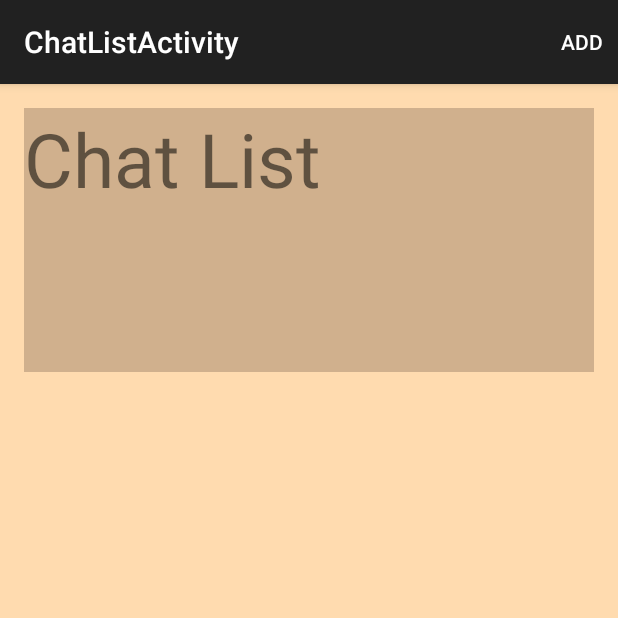
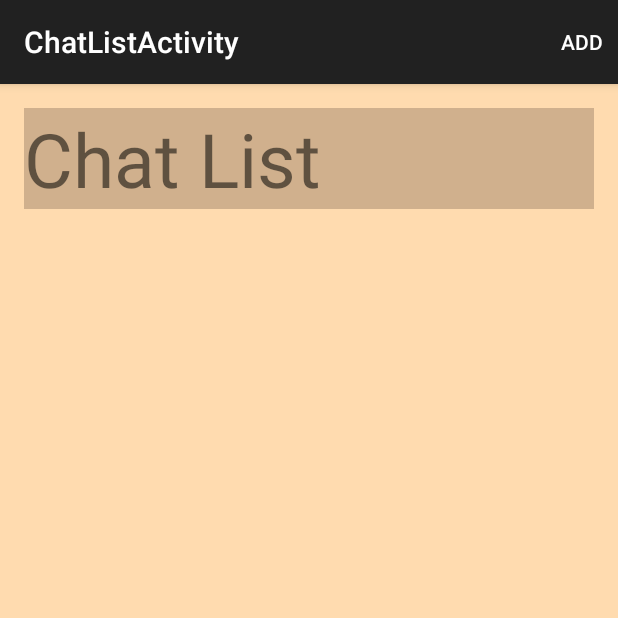
Before and after one commit to roy989898/simple_TCPIP_chat_app_v2, an Android app: the ChatListActivity screen opened directly, with no data from a screen before it, on a phone screen of 412 x 824 dp, the top half of it. Run offline under Robolectric (Android 15) with nearby library versions, the light colour scheme and no system bars; 1 statement that could not run was skipped.

Commit message:
nbmbm
bnm

```diff
--- a/app/src/main/res/layout/activity_chat_list.xml
+++ b/app/src/main/res/layout/activity_chat_list.xml
@@ -15,7 +15,6 @@
         android:id="@+id/textView"
         android:layout_width="match_parent"
         android:layout_height="wrap_content"
-        android:layout_weight="0.54"
         android:autoText="false"
         android:background="#ffd0b08d"
         android:elegantTextHeight="false"
```
